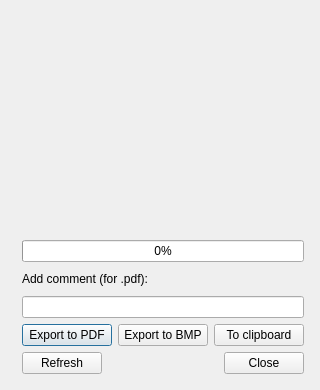
Old version of the form screenshot.ui in the repository rigexpert/AntScope2.
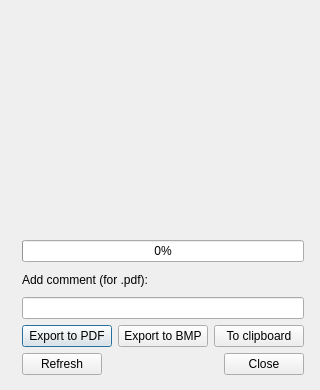
New version of the form. Icons and pictures are not drawn.

What changed in the file:
```diff
--- a/screenshot.ui
+++ b/screenshot.ui
@@ -31,7 +31,7 @@
      <x>10</x>
      <y>240</y>
      <width>294</width>
-     <height>134</height>
+     <height>135</height>
     </rect>
    </property>
    <layout class="QVBoxLayout" name="verticalLayout_2">
```
Left out of the diff: 8 changed lines with no effect on the pictures.
